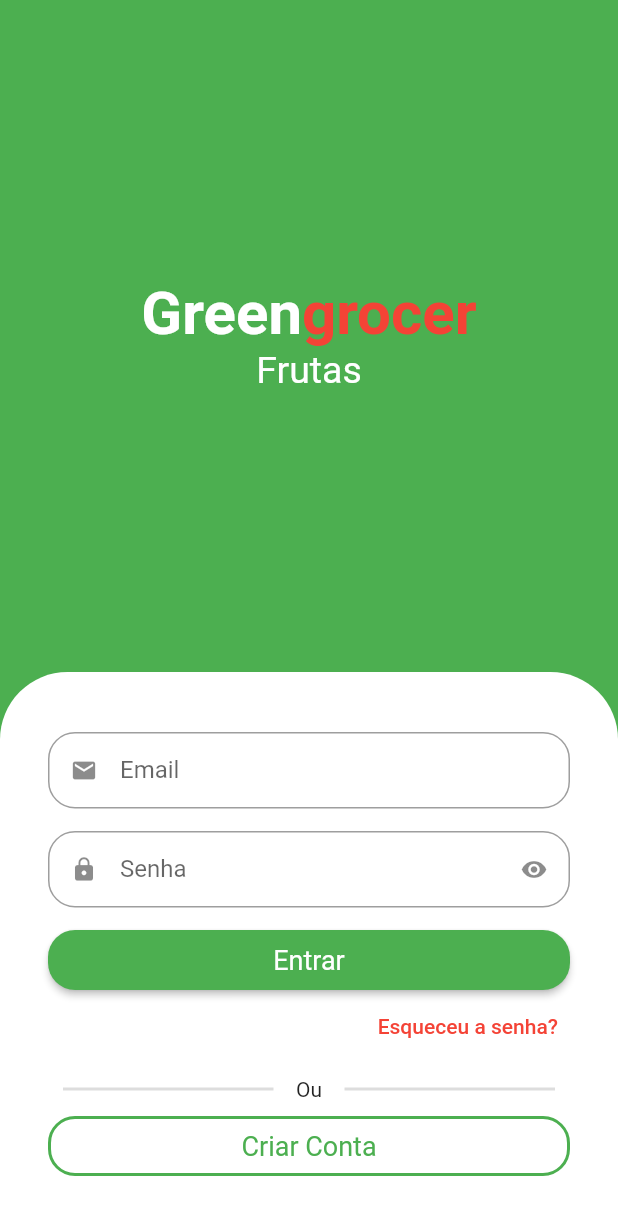
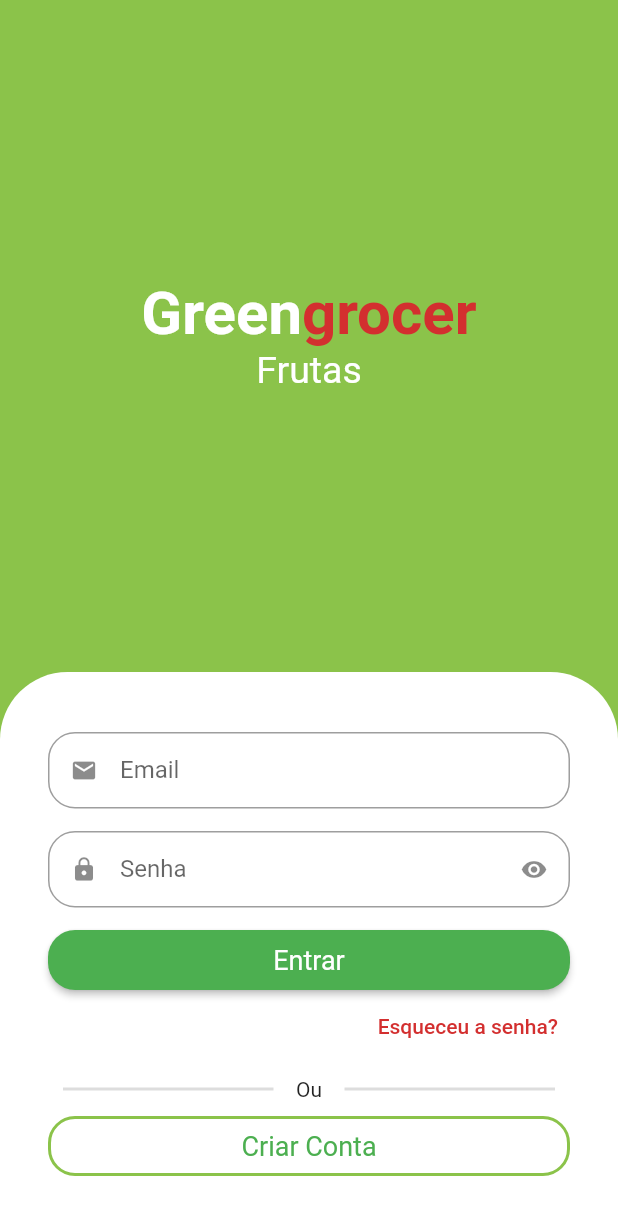
Before and after one commit to anderson-s/AppQuitandaVirtual, a Flutter app: the screen it shows after launch, on a phone screen of 412 x 824 dp. Shown: the top 1215 px of the screen. Run offline on Flutter 3.47's test engine with Material 2 defaults, Android fonts, the phone set to English and light mode, and no system bars; drawn by our look-alikes of animated_text_kit.

Commit message:
Adicionando cores personalizadas

```diff
--- /dev/null
+++ b/lib/app/ui/colors/custom_colors.dart
@@ -0,0 +1,19 @@
+import 'package:flutter/material.dart';
+
+Map<int, Color> _swatchOpacity = {
+  50: const Color.fromRGBO(139, 195, 74, 0.1),
+  100: const Color.fromRGBO(139, 195, 74, 0.2),
+  200: const Color.fromRGBO(139, 195, 74, 0.3),
+  300: const Color.fromRGBO(139, 195, 74, 0.4),
+  400: const Color.fromRGBO(139, 195, 74, 0.5),
+  500: const Color.fromRGBO(139, 195, 74, 0.6),
+  600: const Color.fromRGBO(139, 195, 74, 0.7),
+  700: const Color.fromRGBO(139, 195, 74, 0.8),
+  800: const Color.fromRGBO(139, 195, 74, 0.9),
+  900: const Color.fromRGBO(139, 195, 74, 1),
+};
+
+abstract class CustomColors {
+  static Color customContrastColor = Colors.red.shade700;
+  static Color customSwatchColor = MaterialColor(0xFF8BC34A, _swatchOpacity);
+}
--- a/lib/app/ui/login_ui.dart
+++ b/lib/app/ui/login_ui.dart
@@ -1,5 +1,6 @@
 import 'package:animated_text_kit/animated_text_kit.dart';
 import 'package:flutter/material.dart';
+import 'package:quitanda_virtual/app/ui/colors/custom_colors.dart';
 import 'package:quitanda_virtual/app/ui/components/custom_textfield.dart';
 
 class LoginUi extends StatelessWidget {
@@ -9,7 +10,7 @@ class LoginUi extends StatelessWidget {
   Widget build(BuildContext context) {
     return SafeArea(
       child: Scaffold(
-        backgroundColor: Colors.green,
+        backgroundColor: CustomColors.customSwatchColor,
         body: Column(
           children: [
             Expanded(
@@ -17,13 +18,13 @@ class LoginUi extends StatelessWidget {
                 mainAxisAlignment: MainAxisAlignment.center,
                 crossAxisAlignment: CrossAxisAlignment.center,
                 children: [
-                  const Text.rich(
+                  Text.rich(
                     TextSpan(
-                      style: TextStyle(
+                      style: const TextStyle(
                         fontSize: 40,
                       ),
                       children: [
-                        TextSpan(
+                        const TextSpan(
                           text: "Green",
                           style: TextStyle(
                             color: Colors.white,
@@ -33,7 +34,7 @@ class LoginUi extends StatelessWidget {
                         TextSpan(
                           text: "grocer",
                           style: TextStyle(
-                            color: Colors.red,
+                            color: CustomColors.customContrastColor,
                             fontWeight: FontWeight.bold,
                           ),
                         ),
@@ -112,10 +113,10 @@ class LoginUi extends StatelessWidget {
                     alignment: Alignment.centerRight,
                     child: TextButton(
                       onPressed: () {},
-                      child: const Text(
+                      child: Text(
                         "Esqueceu a senha?",
                         style: TextStyle(
-                          color: Colors.red,
+                          color: CustomColors.customContrastColor,
                         ),
                       ),
                     ),
@@ -158,13 +159,13 @@ class LoginUi extends StatelessWidget {
                             18,
                           ),
                         ),
-                        side: const BorderSide(
+                        side: BorderSide(
                           width: 2,
-                          color: Colors.green,
+                          color: CustomColors.customSwatchColor,
                         ),
-                        textStyle: const TextStyle(
+                        textStyle: TextStyle(
                           fontSize: 18,
-                          color: Colors.green,
+                          color: CustomColors.customSwatchColor,
                         ),
                       ),
                       child: const Text(
```
